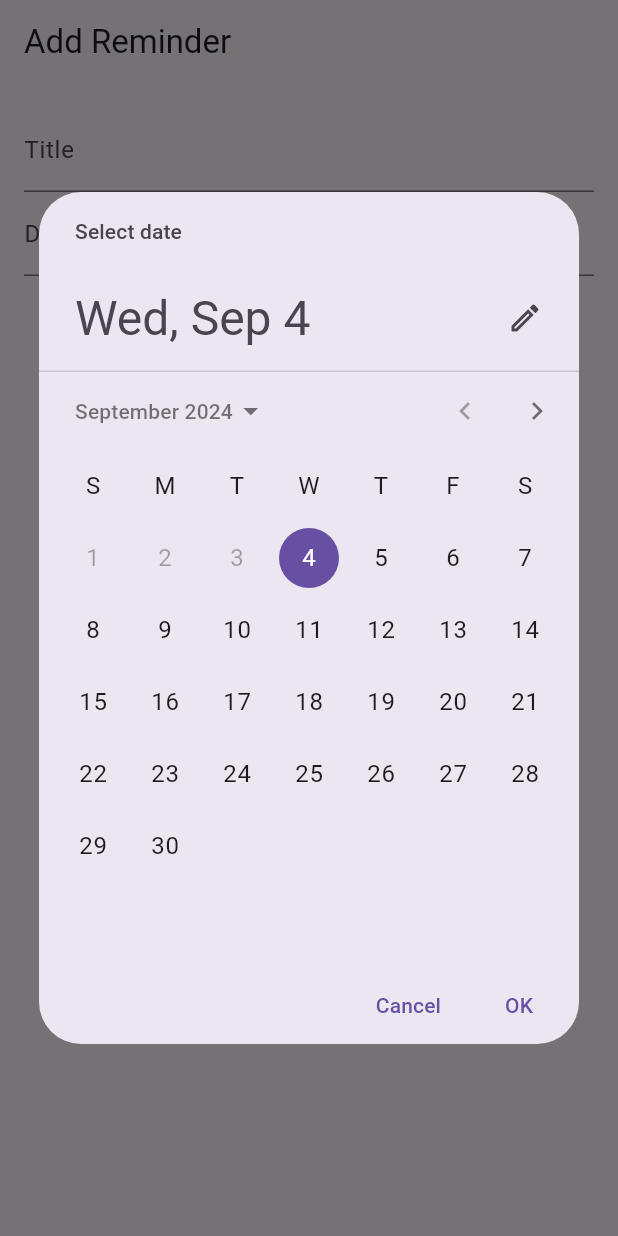
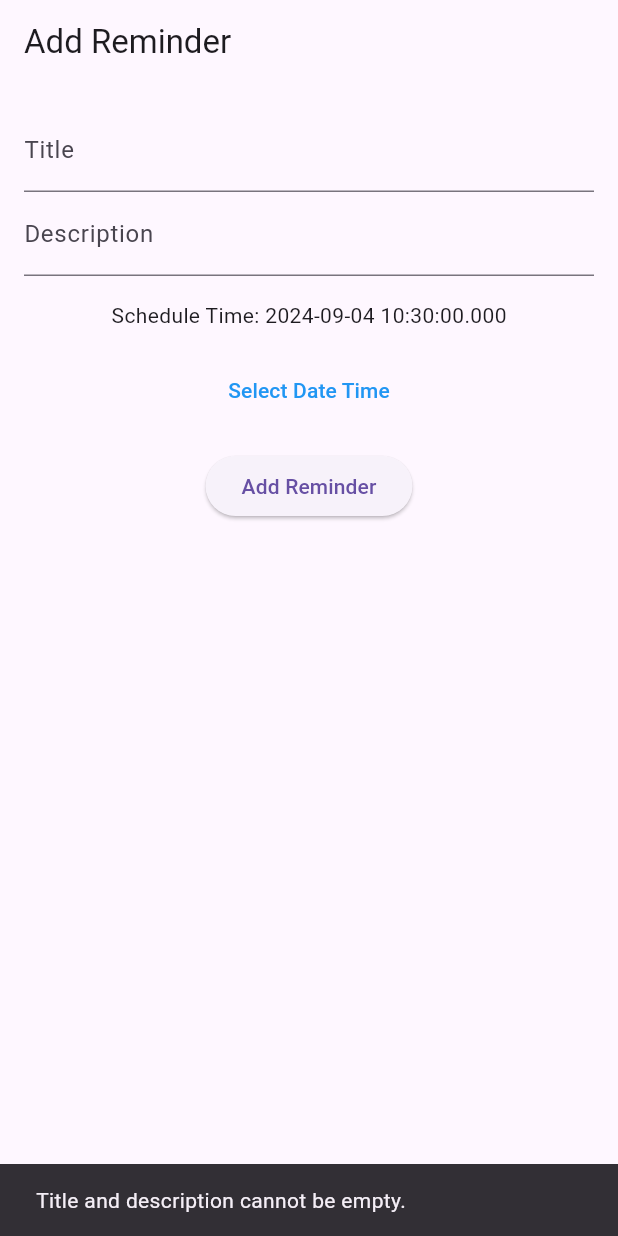
Before and after one commit to AnushkaMishra12/reminderText, a Flutter app: the screen it shows after launch, after a tap on "Add Reminder", on a phone screen of 412 x 824 dp. Run offline on Flutter 3.47's test engine with Material 3 defaults, Android fonts, the light colour scheme and no system bars; our stand-ins replace awesome_notifications, flutter_datetime_picker_plus, sqflite; missing offline and left inert: workmanager; accounts and stored records are empty.

Commit message:
local notifications

```diff
--- a/lib/main.dart
+++ b/lib/main.dart
@@ -1,16 +1,18 @@
 import 'package:flutter/material.dart';
 import 'package:reminder/remider_screen.dart';
 import 'package:reminder/work_manager.dart';
-import 'package:timezone/data/latest.dart' as tz;
 import 'package:workmanager/workmanager.dart';
-import 'notification_helper.dart';
+
+import 'notifi_service.dart';
 
 void main() async {
   WidgetsFlutterBinding.ensureInitialized();
-  await NotificationHelper.initialize();
-  await NotificationHelper.createNotificationChannel();
+  // Initialize notification service
+  NotificationService.initNotification();
+
+  // Initialize WorkManager
   Workmanager().initialize(callbackDispatcher, isInDebugMode: true);
-  tz.initializeTimeZones();
+
   runApp(const MyApp());
 }
 
@@ -19,7 +21,7 @@ class MyApp extends StatelessWidget {
 
   @override
   Widget build(BuildContext context) {
-    return MaterialApp(
+    return const MaterialApp(
       home: ReminderScreen(),
     );
   }
--- /dev/null
+++ b/lib/notifi_service.dart
@@ -0,0 +1,77 @@
+import 'package:awesome_notifications/awesome_notifications.dart';
+import 'package:flutter/material.dart';
+
+class NotificationService {
+  static void initNotification() {
+    // Initialize Awesome Notifications
+    AwesomeNotifications().initialize(
+      'resource://drawable/flutter_logo', // Use app icon as the default icon
+      [
+        NotificationChannel(
+          channelKey: 'basic_channel',
+          channelName: 'Basic Notifications',
+          channelDescription: 'Notification channel for basic tests',
+          defaultColor: const Color(0xFF9D50DD),
+          ledColor: Colors.white,
+          criticalAlerts: true,
+          importance: NotificationImportance.High,
+        ),
+      ],
+    );
+
+    // Request permissions
+    AwesomeNotifications().isNotificationAllowed().then((isAllowed) {
+      if (!isAllowed) {
+        // Request permission
+        AwesomeNotifications()
+            .requestPermissionToSendNotifications(permissions: const [
+          NotificationPermission.Alert,
+          NotificationPermission.Sound,
+          NotificationPermission.Badge,
+          NotificationPermission.Vibration,
+          NotificationPermission.Light,
+          NotificationPermission.PreciseAlarms,
+        ]);
+      }
+    });
+  }
+
+  // Show an immediate notification
+  static Future<void> showNotification(
+      {int id = 0, String? title, String? body, String? payload}) async {
+    await AwesomeNotifications().createNotification(
+      content: NotificationContent(
+        id: id,
+        channelKey: 'basic_channel',
+        title: title,
+        body: body,
+        payload: {'payload': payload ?? ''},
+      ),
+    );
+  }
+
+  // Schedule a notification
+  static Future<void> scheduleNotification(
+      {int id = 0,
+      String? title,
+      String? body,
+      String? payload,
+      required DateTime scheduledNotificationDateTime}) async {
+    await AwesomeNotifications().createNotification(
+      content: NotificationContent(
+        id: id,
+        channelKey: 'basic_channel',
+        title: title,
+        body: body,
+        payload: {'payload': payload ?? ''},
+      ),
+      schedule: NotificationCalendar.fromDate(
+          date: scheduledNotificationDateTime, allowWhileIdle: true,preciseAlarm: true),
+    );
+  }
+
+  // Cancel a notification
+  static Future<void> cancelNotification(int id) async {
+    await AwesomeNotifications().cancel(id);
+  }
+}
--- a/lib/notification_helper.dart
+++ /dev/null
@@ -1,76 +0,0 @@
-import 'package:flutter/services.dart';
-import 'package:flutter_local_notifications/flutter_local_notifications.dart';
-import 'package:reminder/reminder_model.dart';
-import 'package:timezone/data/latest.dart' as tz;
-import 'package:timezone/timezone.dart' as tz;
-
-class NotificationHelper {
-  static final FlutterLocalNotificationsPlugin
-      _flutterLocalNotificationsPlugin = FlutterLocalNotificationsPlugin();
-
-  static Future<void> initialize() async {
-    const AndroidInitializationSettings initializationSettingsAndroid =
-        AndroidInitializationSettings('@mipmap/ic_launcher');
-
-    const InitializationSettings initializationSettings =
-        InitializationSettings(android: initializationSettingsAndroid);
-
-    await _flutterLocalNotificationsPlugin.initialize(initializationSettings);
-  }
-
-  static Future<void> createNotificationChannel() async {
-    const AndroidNotificationChannel channel = AndroidNotificationChannel(
-      'notification',
-      'Reminder Notifications',
-      description: 'Channel for reminder notifications',
-      importance: Importance.max,
-    );
-
-    await _flutterLocalNotificationsPlugin
-        .resolvePlatformSpecificImplementation<
-            AndroidFlutterLocalNotificationsPlugin>()
-        ?.createNotificationChannel(channel);
-  }
-
-  static Future<void> scheduleNotification(Reminder reminder) async {
-    final int notificationId =
-        reminder.id ?? DateTime.now().millisecondsSinceEpoch;
-
-    if (reminder.title.isEmpty || reminder.description.isEmpty) {
-      throw ArgumentError('Reminder title or description cannot be empty');
-    }
-
-    const androidPlatformChannelSpecifics = AndroidNotificationDetails(
-      'notification',
-      'Reminder Notifications',
-      channelDescription: 'Channel for reminder notifications',
-      importance: Importance.max,
-      priority: Priority.high,
-    );
-
-    final platformChannelSpecifics =
-        NotificationDetails(android: androidPlatformChannelSpecifics);
-
-    try {
-      await _flutterLocalNotificationsPlugin.zonedSchedule(
-        notificationId,
-        reminder.title,
-        reminder.description,
-        tz.TZDateTime.from(reminder.dateTime, tz.local),
-        platformChannelSpecifics,
-        androidAllowWhileIdle: true,
-        uiLocalNotificationDateInterpretation:
-            UILocalNotificationDateInterpretation.absoluteTime,
-        matchDateTimeComponents: DateTimeComponents.time,
-      );
-    } catch (e) {
-      if (e is PlatformException && e.code == 'exact_alarms_not_permitted') {
-        print(
-            'Exact alarms are not permitted. Please check your app permissions.');
-        print('PlatformException: ${e.message}');
-      } else {
-        print('Error scheduling notification: $e');
-      }
-    }
-  }
-}
--- a/lib/remider_screen.dart
+++ b/lib/remider_screen.dart
@@ -1,17 +1,19 @@
 import 'package:flutter/foundation.dart';
 import 'package:flutter/material.dart';
+import 'package:flutter_datetime_picker_plus/flutter_datetime_picker_plus.dart';
 import 'package:reminder/reminder_database.dart';
 import 'package:reminder/reminder_model.dart';
-import 'notification_helper.dart';
+
+import 'notifi_service.dart';
 
 class ReminderScreen extends StatefulWidget {
   const ReminderScreen({super.key});
 
   @override
-  _ReminderScreenState createState() => _ReminderScreenState();
+  ReminderScreenState createState() => ReminderScreenState();
 }
 
-class _ReminderScreenState extends State<ReminderScreen> {
+class ReminderScreenState extends State<ReminderScreen> {
   final TextEditingController titleController = TextEditingController();
   final TextEditingController descriptionController = TextEditingController();
   DateTime selectedDateTime = DateTime.now();
@@ -35,32 +37,18 @@ class _ReminderScreenState extends State<ReminderScreen> {
               decoration: const InputDecoration(labelText: 'Description'),
             ),
             const SizedBox(height: 16),
+            Text("Schedule Time: ${selectedDateTime.toString()}"),
+            const SizedBox(height: 16),
+            DatePickerTxt(
+              callback: (dateTime) {
+                setState(() {
+                  selectedDateTime = dateTime;
+                });
+              },
+            ),
+            const SizedBox(height: 16),
             ElevatedButton(
               onPressed: () async {
-                DateTime? pickedDate = await showDatePicker(
-                  context: context,
-                  initialDate: DateTime.now(),
-                  firstDate: DateTime.now(),
-                  lastDate: DateTime(2100),
-                );
-
-                if (pickedDate != null) {
-                  TimeOfDay? pickedTime = await showTimePicker(
-                    context: context,
-                    initialTime: TimeOfDay.now(),
-                  );
-
-                  if (pickedTime != null) {
-                    setState(() {
-                      selectedDateTime = DateTime(
-                        pickedDate.year,
-                        pickedDate.month,
-                        pickedDate.day,
-                        pickedTime.hour,
-                        pickedTime.minute,
-                      );
-                    });
-
                 final title = titleController.text.trim();
                 final description = descriptionController.text.trim();
 
@@ -72,23 +60,23 @@ class _ReminderScreenState extends State<ReminderScreen> {
                   );
 
                   final dbHelper = ReminderDatabaseHelper();
-                      final reminderId =
-                          await dbHelper.insertReminder(reminder);
+                  final reminderId = await dbHelper.insertReminder(reminder);
                   reminder.id = reminderId;
 
-                      await NotificationHelper.scheduleNotification(reminder);
+                  NotificationService.scheduleNotification(
+                      id: reminder.id ?? DateTime.now().microsecond,
+                      title: reminder.title,
+                      body: reminder.description,
+                      scheduledNotificationDateTime: reminder.dateTime);
                 } else {
                   if (kDebugMode) {
                     print('Reminder title or description is empty.');
                   }
                   ScaffoldMessenger.of(context).showSnackBar(
                     const SnackBar(
-                          content:
-                              Text('Title and description cannot be empty.'),
+                      content: Text('Title and description cannot be empty.'),
                     ),
                   );
-                    }
-                  }
                 }
               },
               child: const Text('Add Reminder'),
@@ -99,3 +87,36 @@ class _ReminderScreenState extends State<ReminderScreen> {
     );
   }
 }
+
+class DatePickerTxt extends StatefulWidget {
+  const DatePickerTxt({
+    super.key,
+    required this.callback,
+  });
+
+  final Function(DateTime) callback;
+
+  @override
+  State<DatePickerTxt> createState() => _DatePickerTxtState();
+}
+
+class _DatePickerTxtState extends State<DatePickerTxt> {
+  @override
+  Widget build(BuildContext context) {
+    return TextButton(
+      onPressed: () {
+        DatePicker.showDateTimePicker(
+          context,
+          minTime: DateTime.now().add(const Duration(minutes: 1)),
+          showTitleActions: true,
+          onChanged: (date) => widget.callback(date),
+          onConfirm: (date) {},
+        );
+      },
+      child: const Text(
+        'Select Date Time',
+        style: TextStyle(color: Colors.blue),
+      ),
+    );
+  }
+}
--- a/pubspec.yaml
+++ b/pubspec.yaml
@@ -19,7 +19,7 @@ publish_to: 'none' # Remove this line if you wish to publish to pub.dev
 version: 1.0.0+1
 
 environment:
-  sdk: ^3.5.1
+  sdk: ^3.4.3
 
 # Dependencies specify other packages that your package needs in order to work.
 # To automatically upgrade your package dependencies to the latest versions
@@ -35,11 +35,11 @@ dependencies:
   # The following adds the Cupertino Icons font to your application.
   # Use with the CupertinoIcons class for iOS style icons.
   cupertino_icons: ^1.0.8
+  awesome_notifications: ^0.9.3+1
   sqflite: ^2.0.0+4
   path_provider: ^2.0.7
-  flutter_local_notifications: ^17.2.2
-  timezone: ^0.9.4
   workmanager: ^0.5.2
+  flutter_datetime_picker_plus: ^2.1.0
 
 dev_dependencies:
   flutter_test:
```
Also changed, not shown: pubspec.lock, 5 other files. Lines whose indentation alone changed are shown as unchanged.
